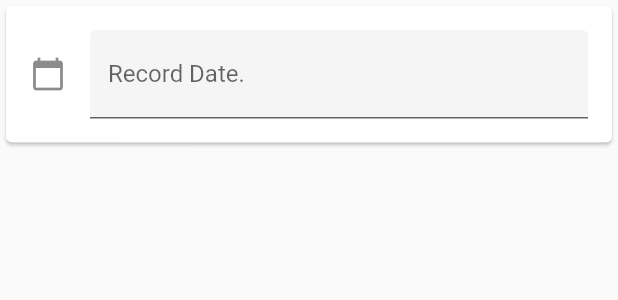
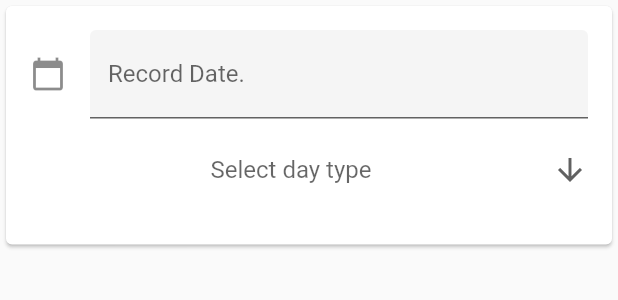
Before and after one commit to cormaza/creighton_flutter_app, a Flutter app: the NewEditPageWidget widget shown alone on an empty page, opened directly, on a phone screen of 412 x 824 dp. Shown: the top 300 px of the screen. Run offline on Flutter 3.47's test engine with Material 2 defaults, Android fonts, the phone set to English and light mode, and no system bars; our stand-ins replace table_calendar; generated files the repository leaves out were written again.

Commit message:
Added images for day type Added selection with images loaded Added conditional menstrual field

```diff
--- a/lib/l10n/app_en.arb
+++ b/lib/l10n/app_en.arb
@@ -1,6 +1,24 @@
 {
   "helloWorld": "Hello World!",
-  "@helloWorld": {
-    "description": "The conventional newborn programmer greeting"
-  }
+  "peak":  "Baby",
+  "peak_1":  "Baby Day 1",
+  "peak_2":  "Baby Day 2",
+  "peak_3":  "Baby Day 3",
+  "peak_p":  "Peak Day",
+  "g_peak":  "Green Baby",
+  "g_peak_1":  "Green After Peak 1",
+  "g_peak_2":  "Green After Peak 2",
+  "g_peak_3":  "Green After Peak 3",
+  "y_peak":  "Yellow Baby",
+  "y_peak_1":  "Yellow After Peak 1",
+  "y_peak_2":  "Yellow After Peak 2",
+  "y_peak_3":  "Yellow After Peak 3",
+  "red":  "Menstrual Fluid",
+  "green":  "Green Day",
+  "yellow":  "Yellow Day",
+  "menstrual_h": "High Flow",
+  "menstrual_m": "Medium Flow",
+  "menstrual_l": "Low Flow",
+  "menstrual_vl": "Very Low Flow",
+  "menstrual_b": "Brown Blood"
 }
--- a/lib/l10n/app_es.arb
+++ b/lib/l10n/app_es.arb
@@ -1,3 +1,24 @@
 {
-  "helloWorld": "Hola Mundo!"
+  "helloWorld": "Hola Mundo!",
+  "peak":  "Baby",
+  "peak_1":  "Baby Day 1",
+  "peak_2":  "Baby Day 2",
+  "peak_3":  "Baby Day 3",
+  "peak_p":  "Peak Day",
+  "g_peak":  "Green After Peak",
+  "g_peak_1":  "Green After Peak 1",
+  "g_peak_2":  "Green After Peak 2",
+  "g_peak_3":  "Green After Peak 3",
+  "y_peak":  "Yellow After Peak",
+  "y_peak_1":  "Yellow After Peak 1",
+  "y_peak_2":  "Yellow After Peak 2",
+  "y_peak_3":  "Yellow After Peak 3",
+  "red":  "Menstrual Fluid",
+  "green":  "Green Day",
+  "yellow":  "Yellow Day",
+  "menstrual_h": "High Flow",
+  "menstrual_m": "Medium Flow",
+  "menstrual_l": "Low Flow",
+  "menstrual_vl": "Very Low Flow",
+  "menstrual_b": "Brown Blood"
 }
--- a/lib/new_record.dart
+++ b/lib/new_record.dart
@@ -1,6 +1,6 @@
 import 'package:flutter/material.dart';
 import 'package:intl/intl.dart';
-import 'package:intl/date_symbol_data_local.dart';
+import 'package:flutter_gen/gen_l10n/app_localizations.dart';
 
 class NewEditPageWidget extends StatefulWidget {
   const NewEditPageWidget({Key? key, required this.title}) : super(key: key);
@@ -11,10 +11,38 @@ class NewEditPageWidget extends StatefulWidget {
 
 class NewEditPageState extends State<NewEditPageWidget> {
   DateTime selectedDate = DateTime.now();
+  String? dayTypeDropdownValue;
+  String? menstrualTypeDropdownValue;
+  bool _menstrualShow = false;
   TextEditingController dateCtl = TextEditingController();
   DateFormat formatter = DateFormat.yMMMMd();
   @override
   Widget build(BuildContext context) {
+    Map<String, String> imageLabels = {
+      'peak': AppLocalizations.of(context)!.peak,
+      'peak_1': AppLocalizations.of(context)!.peak_1,
+      'peak_2': AppLocalizations.of(context)!.peak_2,
+      'peak_3': AppLocalizations.of(context)!.peak_3,
+      'peak_p': AppLocalizations.of(context)!.peak_p,
+      'g_peak': AppLocalizations.of(context)!.g_peak,
+      'g_peak_1': AppLocalizations.of(context)!.g_peak_1,
+      'g_peak_2': AppLocalizations.of(context)!.g_peak_2,
+      'g_peak_3': AppLocalizations.of(context)!.g_peak_3,
+      'y_peak': AppLocalizations.of(context)!.y_peak,
+      'y_peak_1': AppLocalizations.of(context)!.y_peak_1,
+      'y_peak_2': AppLocalizations.of(context)!.y_peak_2,
+      'y_peak_3': AppLocalizations.of(context)!.y_peak_3,
+      'red': AppLocalizations.of(context)!.red,
+      'green': AppLocalizations.of(context)!.green,
+      'yellow': AppLocalizations.of(context)!.yellow,
+    };
+    Map<String, String> menstrualLabels = {
+      "menstrual_h": AppLocalizations.of(context)!.menstrual_h,
+      "menstrual_m": AppLocalizations.of(context)!.menstrual_m,
+      "menstrual_l": AppLocalizations.of(context)!.menstrual_l,
+      "menstrual_vl": AppLocalizations.of(context)!.menstrual_vl,
+      "menstrual_b": AppLocalizations.of(context)!.menstrual_b,
+    };
     return Center(
       child: Form(
           child: Scrollbar(
@@ -41,6 +69,7 @@ class NewEditPageState extends State<NewEditPageWidget> {
                       if (value == null || value.isEmpty) {
                         return 'Choose Date';
                       }
+                      return null;
                     },
                     decoration: const InputDecoration(
                       labelText: 'Record Date.',
@@ -49,7 +78,69 @@ class NewEditPageState extends State<NewEditPageWidget> {
                       labelStyle:
                           TextStyle(decorationStyle: TextDecorationStyle.solid),
                     ),
-                  )
+                  ),
+                  const SizedBox(height: 10),
+                  DropdownButtonHideUnderline(
+                      child: DropdownButton(
+                    icon: const Icon(Icons.arrow_downward),
+                    hint: const Center(
+                      child: Text("Select day type"),
+                    ),
+                    items: imageLabels.keys
+                        .map<DropdownMenuItem<String>>((String value) {
+                      return DropdownMenuItem<String>(
+                        value: value,
+                        child: Row(
+                          mainAxisAlignment: MainAxisAlignment.start,
+                          children: [
+                            ClipRRect(
+                              borderRadius: BorderRadius.circular(5),
+                              child: Image.asset(
+                                  'assets/images/' + value + '.png'),
+                            ),
+                            const SizedBox(width: 50),
+                            Text(imageLabels[value]!),
+                          ],
+                        ),
+                      );
+                    }).toList(),
+                    onChanged: (String? newValue) {
+                      setState(() {
+                        if (newValue == "red") {
+                          _menstrualShow = true;
+                        } else {
+                          _menstrualShow = false;
+                        }
+                        dayTypeDropdownValue = newValue!;
+                      });
+                    },
+                    isExpanded: true,
+                    value: dayTypeDropdownValue,
+                  )),
+                  const SizedBox(height: 10),
+                  Visibility(
+                      visible: _menstrualShow,
+                      child: DropdownButtonHideUnderline(
+                        child: DropdownButton(
+                          icon: const Icon(Icons.arrow_downward),
+                          hint: const Center(
+                            child: Text("Select menstrual flow type"),
+                          ),
+                          items: menstrualLabels.keys
+                              .map<DropdownMenuItem<String>>((String value) {
+                            return DropdownMenuItem<String>(
+                                value: value,
+                                child: Text(menstrualLabels[value]!));
+                          }).toList(),
+                          onChanged: (String? newValue) {
+                            setState(() {
+                              menstrualTypeDropdownValue = newValue!;
+                            });
+                          },
+                          isExpanded: true,
+                          value: menstrualTypeDropdownValue,
+                        ),
+                      ))
                 ],
               ),
             ),
--- a/pubspec.yaml
+++ b/pubspec.yaml
@@ -25,3 +25,5 @@ dev_dependencies:
 flutter:
   generate: true
   uses-material-design: true
+  assets:
+    - assets/images/
```
Also changed, not shown: assets/images/g_peak.png (added), assets/images/g_peak_1.png (added), assets/images/g_peak_2.png (added), assets/images/g_peak_3.png (added), assets/images/green.png (added), assets/images/peak.png (added), assets/images/peak_1.png (added), assets/images/peak_2.png (added), assets/images/peak_3.png (added), assets/images/peak_p.png (added), assets/images/red.png (added), assets/images/y_peak.png (added), assets/images/y_peak_1.png (added), assets/images/y_peak_2.png (added), 2 more files.
